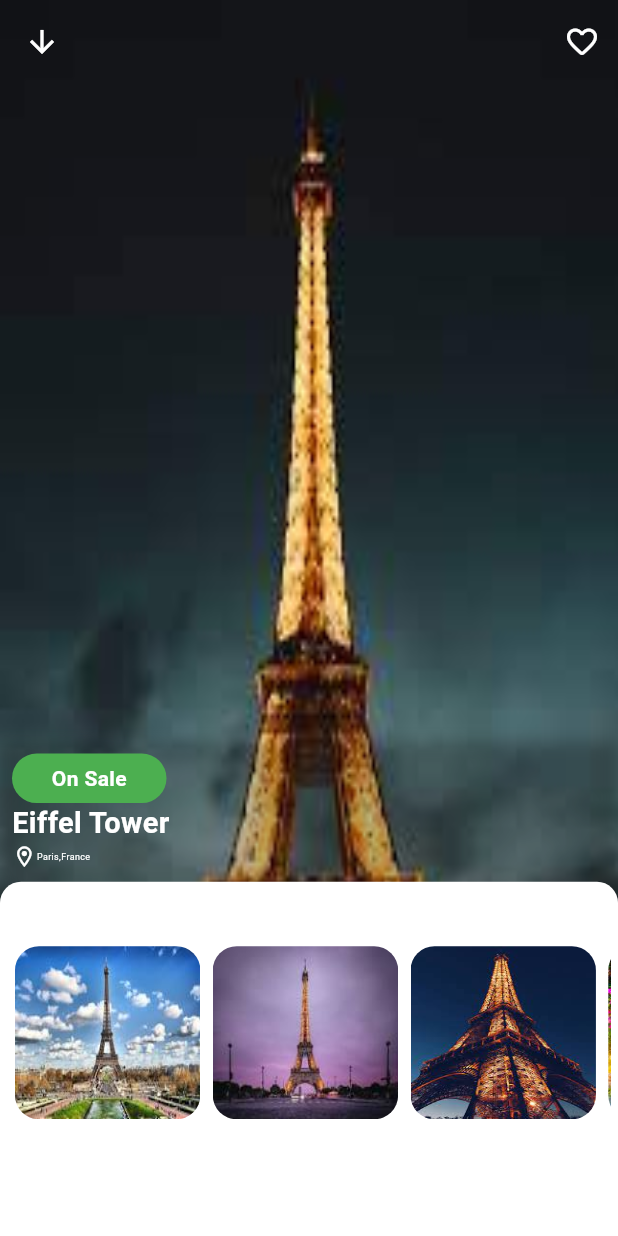
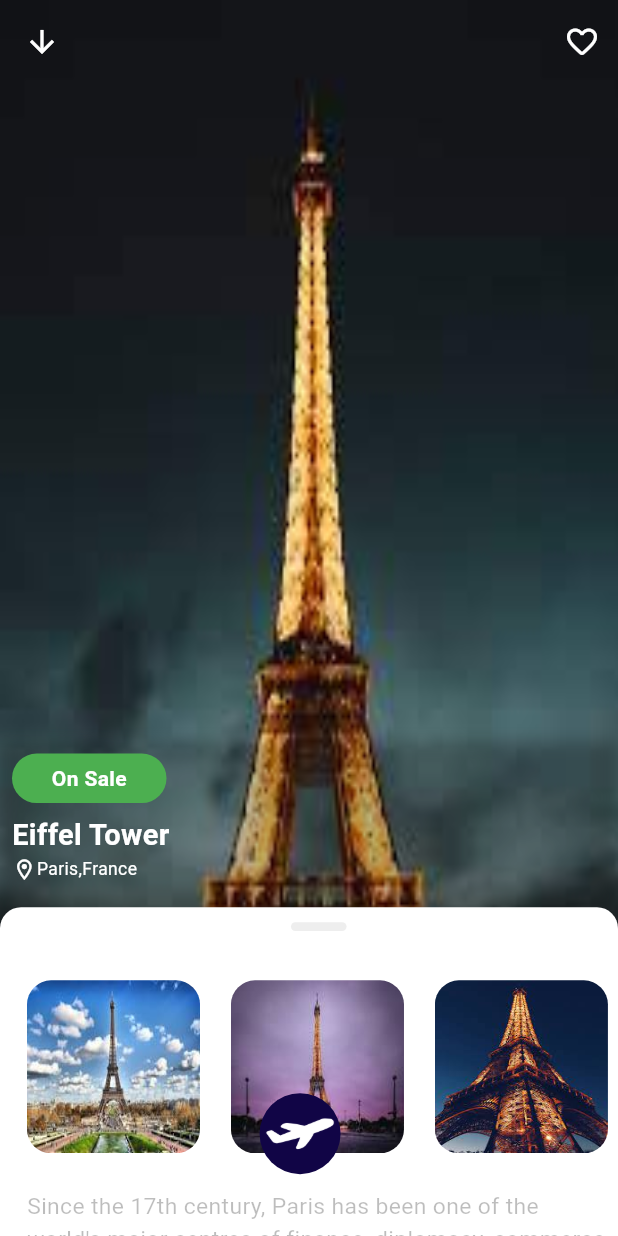
Before and after one commit to rameesul12/Travel_App, a Flutter app: the screen it shows after launch, on a phone screen of 412 x 824 dp. Run offline on Flutter 3.47's test engine with Material 2 defaults, Android fonts, the phone set to English and light mode, and no system bars; drawn by our look-alikes of sliding_up_panel; our stand-ins replace responsive_sizer.

Commit message:
design changes

```diff
--- /dev/null
+++ b/lib/controller/home_screen_controller.dart
@@ -0,0 +1,17 @@
+
+import 'package:flutter/material.dart';
+
+class HomeScreenProvider extends ChangeNotifier{
+
+ bool isValue= false;
+
+ boolChanging(bool value){
+
+  isValue=value;
+  notifyListeners();
+
+ }
+
+
+
+}
--- a/lib/main.dart
+++ b/lib/main.dart
@@ -1,7 +1,9 @@
 // ignore_for_file: non_constant_identifier_names, avoid_types_as_parameter_names
 
 import 'package:flutter/material.dart';
+import 'package:provider/provider.dart';
 import 'package:responsive_sizer/responsive_sizer.dart';
+import 'package:travel_app/controller/home_screen_controller.dart';
 import 'package:travel_app/utilis/colors.dart';
 import 'package:travel_app/view/home_Screen/home_screen.dart';
 
@@ -14,7 +16,11 @@ class MyApp extends StatelessWidget {
 
   @override
   Widget build(BuildContext context) {
-    return ResponsiveSizer(
+    return MultiProvider(
+      providers: [
+        ChangeNotifierProvider(create: (context) => HomeScreenProvider(),)
+      ],
+      child: ResponsiveSizer(
         builder: (BuildContext, Orientation, ScreenType) {
           return MaterialApp(
             title: 'Travel App',
@@ -27,6 +33,7 @@ class MyApp extends StatelessWidget {
             home: const HomeScreen(),
           );
         }
+      ),
     );
   }
 }
--- a/lib/utilis/colors.dart
+++ b/lib/utilis/colors.dart
@@ -4,3 +4,4 @@ import 'package:flutter/material.dart';
 const backroundColor=Colors.white;
 const colorTransperent=Colors.transparent;
 const textWhite=Colors.white;
+const colorText=Colors.black26;
--- a/lib/view/home_Screen/home_screen.dart
+++ b/lib/view/home_Screen/home_screen.dart
@@ -1,7 +1,10 @@
 import 'package:flutter/material.dart';
 import 'package:flutter/services.dart';
+import 'package:provider/provider.dart';
 import 'package:responsive_sizer/responsive_sizer.dart';
 import 'package:sliding_up_panel/sliding_up_panel.dart';
+import 'package:travel_app/controller/home_screen_controller.dart';
+import 'package:travel_app/utilis/sized_box.dart';
 import 'package:travel_app/view/home_Screen/widgets/panel_widgets.dart';
 
 import '../../utilis/colors.dart';
@@ -11,6 +14,7 @@ class HomeScreen extends StatelessWidget {
 
   @override
   Widget build(BuildContext context) {
+    final provider=Provider.of<HomeScreenProvider>(context,listen: false);
     return AnnotatedRegion<SystemUiOverlayStyle>(
         value: SystemUiOverlayStyle.light
             .copyWith(statusBarColor: colorTransperent),
@@ -23,6 +27,23 @@ class HomeScreen extends StatelessWidget {
               Icons.arrow_downward,
               color: textWhite,
             ),
+            centerTitle: true,
+            title: Consumer<HomeScreenProvider>(
+              builder: (context,titile,child) {
+                return titile.isValue==true? Column(
+                  children: [
+                    Text('Eiffel Tower',style: TextStyle(color: textWhite,fontSize: Adaptive.sp(18),fontWeight: FontWeight.bold),),
+                     Row(
+                mainAxisAlignment: MainAxisAlignment.center,
+                children: [
+                  Icon(Icons.location_on_outlined,color: textWhite,size:Adaptive.h(2),),
+                  Text('Paris,France',style: TextStyle(color: textWhite,fontSize: Adaptive.sp(14)),)
+                ],
+          ),
+                  ],
+                ): const Text('');
+              }
+            ),
             actions: [
               IconButton(
                   onPressed: () {},
@@ -32,16 +53,81 @@ class HomeScreen extends StatelessWidget {
                   )),
             ],
           ),
-          body: SlidingUpPanel(
+          body: Stack(
+            children: [
+              SlidingUpPanel(
                 minHeight: Adaptive.h(40),
+                maxHeight: Adaptive.h(85),
                 color: colorTransperent,
+                // parallaxEnabled: true,
+                // parallaxOffset: 0.5,
+                defaultPanelState: PanelState.CLOSED,
+
+
                 body: PageView(
+                  pageSnapping: false,
+
                   children: [
                     Image.asset('assets/images/eiffel tower.jpg', fit: BoxFit.fill),
                   ],
                 ),
                 panelBuilder: (sc) => PanelWidgets(),
+                onPanelSlide: (position) {
+                  if (position>0.5) {
+                    provider.boolChanging(true);
+                  }else{
+                    provider.boolChanging(false);
+                  }
+                },
               ),
-        ));
+              Consumer<HomeScreenProvider>(
+                builder: (context,floatValue,child) {
+                  return floatValue.isValue==false? Positioned(
+                    bottom: Adaptive.h(5),
+                    left: Adaptive.h(21),
+                    child: const CircleAvatar(
+                      backgroundColor: Color.fromARGB(255, 17, 5, 70),
+                    radius: 27,
+                     backgroundImage: AssetImage('assets/images/plane.png',),
+
+
+                  )):Positioned(
+                       bottom: Adaptive.h(5),
+                       left: Adaptive.h(2),
+                    child:Container(
+                     height: Adaptive.h(6.4),
+                     width: Adaptive.w(89),
+                     decoration: BoxDecoration(
+                      color:const  Color.fromARGB(255, 17, 5, 70),
+                      borderRadius: BorderRadius.circular(15)
+                     ),
+                     child: Row(
+                      mainAxisAlignment: MainAxisAlignment.center,
+                      children: [
+                        Image.asset('assets/images/plane.png',width: Adaptive.w(10),),
+                        sizedBoxWidth10,
+                        Text("SEARCH FLIGHTS",style: TextStyle(color: textWhite,fontWeight: FontWeight.bold,fontSize: Adaptive.sp(17)),),
+                          sizedBoxWidth40,
+
+                        Container(
+            height: Adaptive.h(4),
+            width: Adaptive.w(25),
+            decoration: BoxDecoration(
+              color: Colors.green,
+              borderRadius: BorderRadius.circular(24)
+            ),
+            child :const Center(child:  Text('On Sale',style: TextStyle(color: textWhite,fontWeight: FontWeight.bold),)),
+          ),
+                      ],
+                     ),
+                    )
+                    );
+                }
+              )
+            ],
+          ),
+
+        )
+        );
   }
 }
--- /dev/null
+++ b/lib/view/home_Screen/widgets/panel_container_widgets.dart
@@ -0,0 +1,168 @@
+import 'package:flutter/material.dart';
+import 'package:responsive_sizer/responsive_sizer.dart';
+
+import '../../../utilis/colors.dart';
+import '../../../utilis/sized_box.dart';
+
+class PanelContainerWidget extends StatelessWidget {
+  const PanelContainerWidget({
+    super.key,
+    required this.images,
+  });
+
+  final List<String> images;
+
+  @override
+  Widget build(BuildContext context) {
+    return Container(
+      decoration: const BoxDecoration(
+          borderRadius: BorderRadius.only(
+              topLeft: Radius.circular(14), topRight: Radius.circular(14)),
+          color: textWhite
+          ),
+      padding: const EdgeInsets.only(top: 10, left: 18, bottom: 10, right: 5),
+      child: Column(
+        crossAxisAlignment: CrossAxisAlignment.start,
+        children: [
+          //sizedBoxHeight40,
+          Center(
+            child: Container(
+              height: Adaptive.h(0.7),
+              width: Adaptive.w(9),
+              decoration: BoxDecoration(
+                  borderRadius: BorderRadius.circular(10),
+                  color: Colors.grey.shade200),
+            ),
+          ),
+          sizedBoxHeight40,
+          SizedBox(
+            height: Adaptive.h(14),
+            width: Adaptive.w(double.infinity),
+            child: ListView.separated(
+              //  shrinkWrap: true,
+              scrollDirection: Axis.horizontal,
+              separatorBuilder: (context, index) => SizedBox(
+                width: Adaptive.w(5),
+              ),
+              itemBuilder: (context, index) {
+                return Row(
+                  children: [
+                    //  sizedBoxWidth20,
+                    ClipRRect(
+                      borderRadius: BorderRadius.circular(16),
+                      child: SizedBox(
+                        height: Adaptive.h(16),
+                        width: Adaptive.w(28),
+
+                        //  padding:const EdgeInsets.only(left: 10),
+                        child: Image.asset(
+                          images[index],
+                          fit: BoxFit.fill,
+                        ),
+                      ),
+                    ),
+                  ],
+                );
+              },
+              itemCount: images.length,
+            ),
+          ),
+          sizedBoxHeight30,
+          Text(
+            '''Since the 17th century, Paris has been one of the world's major centres of finance, diplomacy, commerce, culture, fashion, gastronomy and many areas. For its leading role in the arts and sciences, ''',
+            style: TextStyle(color: colorText, fontSize: Adaptive.sp(16)),
+          ),
+          sizedBoxHeight30,
+          Center(
+              child: Text(
+            'ReadMore',
+            style: TextStyle(
+                color: Colors.blue.shade200, fontWeight: FontWeight.bold),
+          )),
+          sizedBoxHeight40,
+          Stack(
+            children: [
+              SizedBox(
+                width: Adaptive.w(90),
+                height: Adaptive.h(20),
+                child: ClipRRect(
+                    borderRadius: BorderRadius.circular(15),
+                    child: Image.asset(
+                      'assets/images/image5.webp',
+                      fit: BoxFit.cover,
+                    )),
+              ),
+              Positioned(
+                  left: Adaptive.h(17.5),
+                  top: Adaptive.h(6.5),
+                  child: CircleAvatar(
+                    radius: 25,
+                    backgroundColor: colorTransperent,
+                    child: Image.asset(
+                      'assets/images/icons8_circled_play_100.png',
+                      fit: BoxFit.cover,
+                      height: Adaptive.h(double.infinity),
+                      width: Adaptive.w(double.infinity),
+                    ),
+                  ))
+            ],
+          ),
+          sizedBoxHeight20,
+          Text(
+            'Top Sights',
+            style: TextStyle(color: colorText, fontSize: Adaptive.sp(20)),
+          ),
+          sizedBoxHeight10,
+          SizedBox(
+            height: Adaptive.h(13),
+            width: Adaptive.w(90),
+            child: Row(
+              children: [
+                SizedBox(
+                  width: Adaptive.w(35),
+                  height: Adaptive.h(10),
+                  child: ClipRRect(
+                      borderRadius: BorderRadius.circular(15),
+                      child: Image.asset(
+                        'assets/images/image6.jpg',
+                        fit: BoxFit.fill,
+                      )),
+                ),
+                sizedBoxWidth20,
+                Column(
+                  crossAxisAlignment: CrossAxisAlignment.start,
+                 // mainAxisAlignment: MainAxisAlignment.spaceBetween,
+                  children: [
+                    sizedBoxHeight20,
+                    Text(
+                      'Visit Parc Astérix ',
+                      style: TextStyle(
+                          color: colorText,
+                          fontSize: Adaptive.sp(17),
+                          fontWeight: FontWeight.bold),
+                    ),
+                  sizedBoxHeight10,
+
+                  const Text(
+                      'Enjoy a range of shows',
+                      style: TextStyle(
+                        color: colorText,
+                      ),
+                    ),
+
+                  const  Text(
+                      'Enjoy a range ',
+                      style: TextStyle(
+                        color: colorText,
+                      ),
+                    ),
+                  ],
+                )
+              ],
+            ),
+          )
+        ],
+      ),
+    );
+  }
+}
--- a/lib/view/home_Screen/widgets/panel_widgets.dart
+++ b/lib/view/home_Screen/widgets/panel_widgets.dart
@@ -1,7 +1,7 @@
 import 'package:flutter/material.dart';
-import 'package:responsive_sizer/responsive_sizer.dart';
-import 'package:travel_app/utilis/colors.dart';
-import 'package:travel_app/utilis/sized_box.dart';
+import 'package:provider/provider.dart';
+import 'package:travel_app/controller/home_screen_controller.dart';
+import 'package:travel_app/view/home_Screen/widgets/panel_container_widgets.dart';
 import 'package:travel_app/view/home_Screen/widgets/stats_widgets.dart';
 
 class PanelWidgets extends StatelessWidget {
@@ -9,57 +9,28 @@ class PanelWidgets extends StatelessWidget {
 
   @override
   Widget build(BuildContext context) {
-    return  Column(
-
+    return Consumer<HomeScreenProvider>(
+      builder: (context,checking,child) {
+        return Column(
           children: [
-       StatsWidgets(name: 'Eiffel Tower',place: 'Paris,France',onSale: true,),
-       Expanded(
-        child: buildInfo()
-
-       ),
+          checking.isValue==false?  StatsWidgets(
+              name: 'Eiffel Tower',
+              place: 'Paris,France',
+              onSale: true,
+            ):const SizedBox(),
+            Expanded(child: buildInfo()),
           ],
         );
       }
+    );
+  }
 
-  buildInfo() =>GestureDetector(
+  buildInfo() => GestureDetector(
         behavior: HitTestBehavior.opaque,
         onTap: () {},
-    child: Container(
-      decoration: BoxDecoration(
-        borderRadius: BorderRadius.only(topLeft: Radius.circular(14),topRight: Radius.circular(14)),
-        color: textWhite
-      ),
-      padding:const EdgeInsets.only(top: 10,left: 10,bottom: 10,right: 5),
-      child: Column(
-        crossAxisAlignment: CrossAxisAlignment.start,
-        children: [
-          sizedBoxHeight40,
-          SizedBox(
-            height: Adaptive.h(14),
-            width: Adaptive.w(double.infinity),
-            child: ListView.separated(
-              scrollDirection: Axis.horizontal,
-              separatorBuilder: (context, index) => sizedBoxWidth20,
-              itemBuilder:(context, index) {
-                return ClipRRect(
-                  borderRadius: BorderRadius.circular(16),
-                  child: SizedBox(
-                  height: Adaptive.h(12),
-                  width: Adaptive.w(30),
-
-                //  padding:const EdgeInsets.only(right: 3),
-                  child: Image.asset(images[index],fit: BoxFit.fill,),
-                  ),
+        child: PanelContainerWidget(images: images),
       );
-              },
-              itemCount: images.length,
-              ),
-          )
-        ],
-      ),
-    ),
-  );
-final  List<String>images=[
+  final List<String> images = [
     'assets/images/image1.jpg',
     'assets/images/image2.jpg',
     'assets/images/image3.jpg',
--- a/lib/view/home_Screen/widgets/stats_widgets.dart
+++ b/lib/view/home_Screen/widgets/stats_widgets.dart
@@ -1,13 +1,14 @@
 import 'package:flutter/material.dart';
 import 'package:responsive_sizer/responsive_sizer.dart';
 import 'package:travel_app/utilis/colors.dart';
+import 'package:travel_app/utilis/sized_box.dart';
 
 class StatsWidgets extends StatelessWidget {
    StatsWidgets({super.key,this.name,this.place,this.onSale});
 
-  String? name;
-  String? place;
-  bool? onSale;
+ final String? name;
+ final String? place;
+ final bool? onSale;
 
 
   @override
@@ -26,16 +27,19 @@ class StatsWidgets extends StatelessWidget {
               color: Colors.green,
               borderRadius: BorderRadius.circular(24)
             ),
-            child:Center(child: const Text('On Sale',style: TextStyle(color: textWhite,fontWeight: FontWeight.bold),)),
+            child :const Center(child:  Text('On Sale',style: TextStyle(color: textWhite,fontWeight: FontWeight.bold),)),
           ),
+          sizedBoxHeight10,
           Text(name!,style: TextStyle(color: textWhite,fontSize:Adaptive.sp(18),fontWeight:FontWeight.bold),),
+         // sizedBoxHeight10,
           Row(
             mainAxisAlignment: MainAxisAlignment.start,
             children: [
               Icon(Icons.location_on_outlined,color: textWhite,size:Adaptive.h(2),),
-              Text(place!,style: TextStyle(color: textWhite,fontSize: Adaptive.sp(10)),)
+              Text(place!,style: TextStyle(color: textWhite,fontSize: Adaptive.sp(14)),)
             ],
-          )
+          ),
+          sizedBoxHeight10
 
         ],
       ),
--- a/pubspec.yaml
+++ b/pubspec.yaml
@@ -37,6 +37,7 @@ dependencies:
   cupertino_icons: ^1.0.2
   responsive_sizer: ^3.2.0
   sliding_up_panel: ^2.0.0+1
+  provider: ^6.0.5
 
 dev_dependencies:
   flutter_test:
```
Also changed, not shown: assets/images/icons8_circled_play_100.png (added), assets/images/image5.webp (added), assets/images/image6.jpg (added), assets/images/plane.png (added), pubspec.lock. Lines whose indentation alone changed are shown as unchanged.
